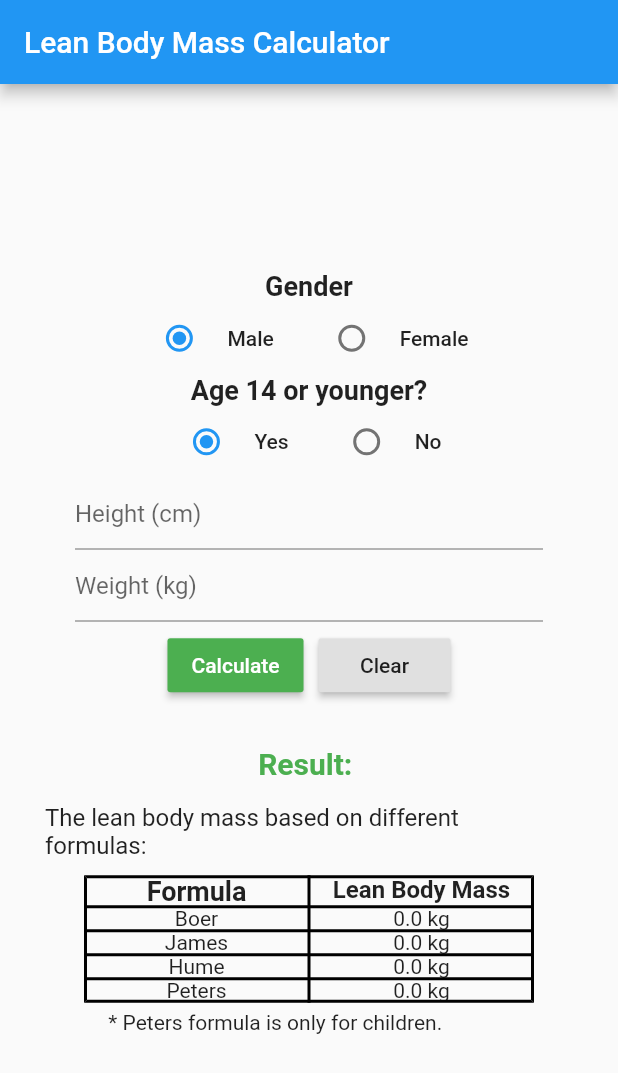
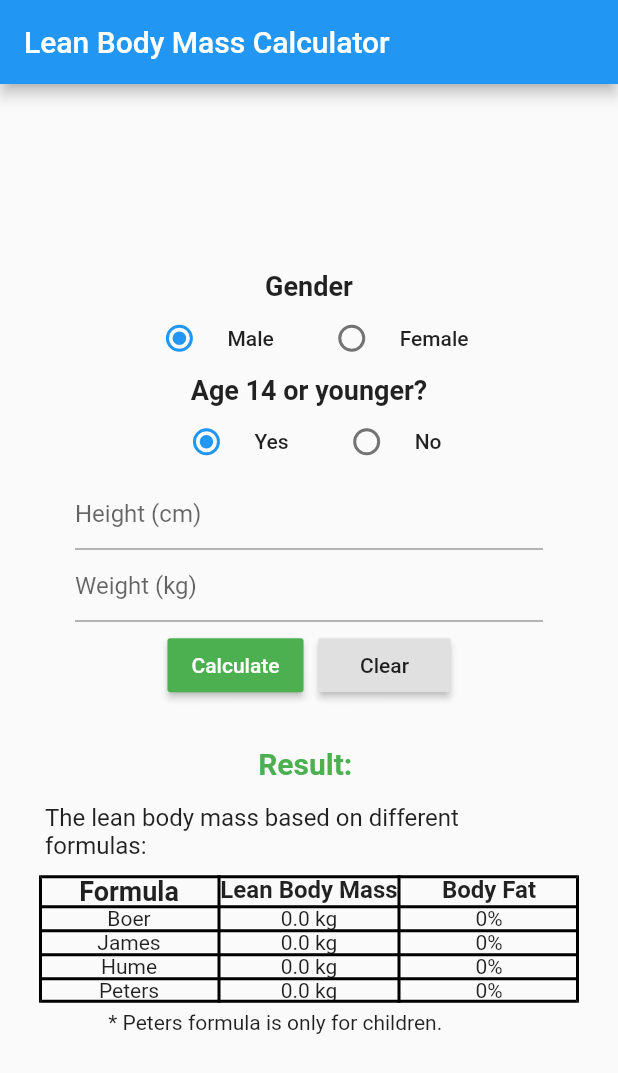
Before and after one commit to ze-ang/Mobile-Lab1, a Flutter app: the screen it shows after launch, after a tap on "Calculate", on a phone screen of 412 x 824 dp. Shown: the top 1073 px of the screen. Run offline on Flutter 3.47's test engine with Material 2 defaults, Android fonts, the phone set to English and light mode, and no system bars.

Commit message:
Update main.dart

```diff
--- a/lib/main.dart
+++ b/lib/main.dart
@@ -21,6 +21,7 @@ class _MyAppState extends State<MyApp> {
       result3 = 0.0,
       resultx = 0.0,
       resulty = 0.0;
+  int bfboer = 0, bfjames = 0, bfhume = 0, bfpeters = 0;
 
   Gender _genderValue = Gender.MALE;
   Age _ageValue = Age.YES;
@@ -198,7 +199,7 @@ class _MyAppState extends State<MyApp> {
                     Container(
                       margin: EdgeInsets.all(5),
                       child: Table(
-                        defaultColumnWidth: FixedColumnWidth(150.0),
+                        defaultColumnWidth: FixedColumnWidth(120.0),
                         border: TableBorder.all(
                             color: Colors.black,
                             style: BorderStyle.solid,
@@ -217,30 +218,40 @@ class _MyAppState extends State<MyApp> {
                                       fontSize: 16.0,
                                       fontWeight: FontWeight.bold))
                             ]),
+                            Column(children: [
+                              Text('Body Fat',
+                                  style: TextStyle(
+                                      fontSize: 16.0,
+                                      fontWeight: FontWeight.bold))
+                            ]),
                           ]),
                           TableRow(children: [
                             Column(children: [Text('Boer')]),
                             Column(children: [
                               Text(result1.toStringAsFixed(1) + " kg")
                             ]),
+                            Column(children: [Text(bfboer.toString() + "%")]),
                           ]),
                           TableRow(children: [
                             Column(children: [Text('James')]),
                             Column(children: [
                               Text(result2.toStringAsFixed(1) + " kg")
                             ]),
+                            Column(children: [Text(bfjames.toString() + "%")]),
                           ]),
                           TableRow(children: [
                             Column(children: [Text('Hume')]),
                             Column(children: [
                               Text(result3.toStringAsFixed(1) + " kg")
                             ]),
+                            Column(children: [Text(bfhume.toString() + "%")]),
                           ]),
                           TableRow(children: [
                             Column(children: [Text('Peters')]),
                             Column(children: [
                               Text(resulty.toStringAsFixed(1) + " kg")
                             ]),
+                            Column(children: [Text(bfpeters.toString() + "%")]),
                           ]),
                         ],
                       ),
@@ -267,27 +278,43 @@ class _MyAppState extends State<MyApp> {
         result2 = 1.1 * w - 128 * (w / h) * (w / h);
         result3 = 0.32810 * w + 0.33929 * h - 29.5336;
         resulty = 0.0;
+        bfboer = 11;
+        bfjames = 14;
+        bfhume = 15;
+        bfpeters = 0;
       } else if (_genderValue == Gender.FEMALE && _ageValue == Age.NO) {
         result1 = 0.252 * w + 0.473 * h - 48.3;
         result2 = 1.07 * w - 148 * (w / h) * (w / h);
         result3 = 0.29569 * w + 0.41813 * h - 43.2933;
         resulty = 0.0;
+        bfboer = 14;
+        bfjames = 19;
+        bfhume = 18;
+        bfpeters = 0;
       } else if (_genderValue == Gender.MALE && _ageValue == Age.YES) {
         result1 = 0.407 * w + 0.267 * h - 19.2;
         result2 = 1.1 * w - 128 * (w / h) * (w / h);
         result3 = 0.32810 * w + 0.33929 * h - 29.5336;
         resultx = 0.0215 * pow(w, 0.6469) * pow(h, 0.7236);
         resulty = 3.8 * resultx;
+        bfboer = 11;
+        bfjames = 14;
+        bfhume = 15;
+        bfpeters = 18;
       } else if (_genderValue == Gender.FEMALE && _ageValue == Age.YES) {
         result1 = 0.252 * w + 0.473 * h - 48.3;
         result2 = 1.07 * w - 148 * (w / h) * (w / h);
         result3 = 0.29569 * w + 0.41813 * h - 43.2933;
         resultx = 0.0215 * pow(w, 0.6469) * pow(h, 0.7236);
         resulty = 3.8 * resultx;
+        bfboer = 14;
+        bfjames = 19;
+        bfhume = 18;
+        bfpeters = 16;
+      } else {
+        print(
+            'Please provide a valid height value. Please provide a valid weight value.');
       }
-      //else if (_hcontroller.isEmpty){
-      //print ('Please provide a valid height value. Please provide a valid weight value.');
-      //}
     });
   }
 }
```
